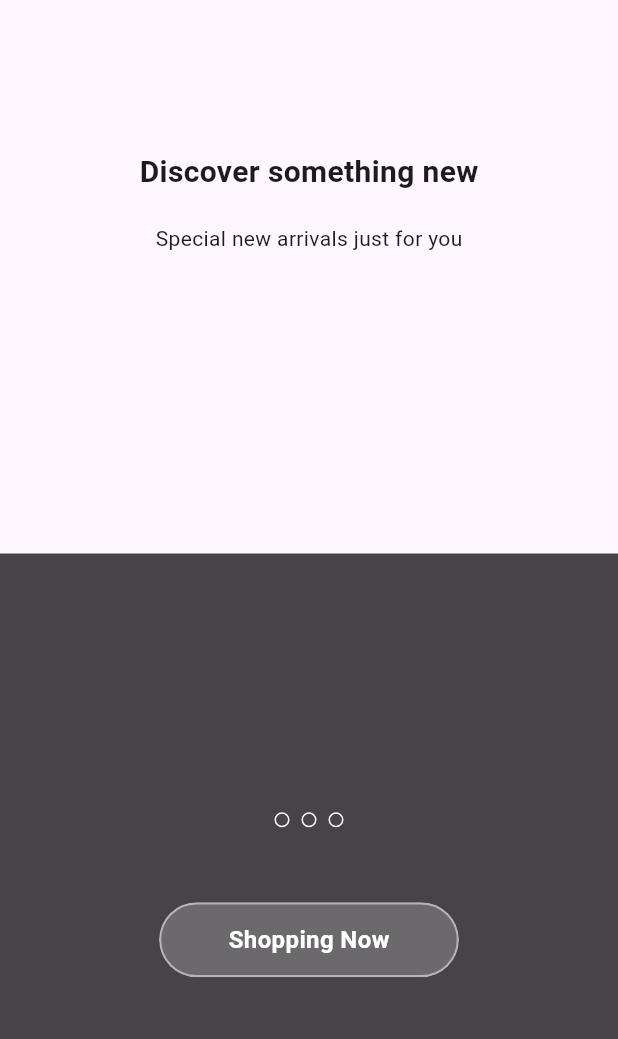
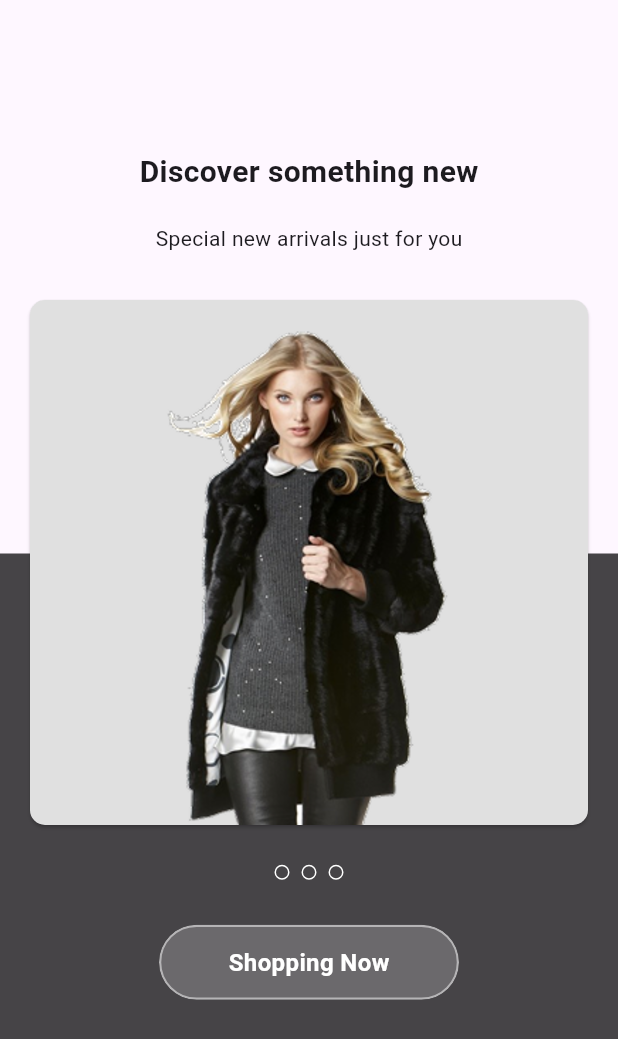
Before and after one commit to yousefmohamed35/FluxStore, a Flutter app: the screen it shows after launch, after a tap on "Get Started", on a phone screen of 412 x 824 dp. Shown: the top 1039 px of the screen. Run offline on Flutter 3.47's test engine with Material 3 defaults, Android fonts, the phone set to English and light mode, and no system bars; our stand-ins replace animate_do, flutter_bloc, get_it, go_router, shared_preferences.

Commit message:
create custom intro item

```diff
--- a/lib/core/utils/app_image.dart
+++ b/lib/core/utils/app_image.dart
@@ -1,3 +1,4 @@
 abstract class AppImage {
   static String welcomeImage = "assets/image/welcome.png";
+  static String intro1 = "assets/image/intro1.png";
 }
--- /dev/null
+++ b/lib/features/introduction/presentation/view/widgets/custom_intro_item.dart
@@ -0,0 +1,30 @@
+import 'package:flutter/material.dart';
+import 'package:fluxstore/core/utils/app_image.dart';
+
+class CustomIntroItem extends StatelessWidget {
+  const CustomIntroItem({
+    super.key,
+  });
+
+  @override
+  Widget build(BuildContext context) {
+    return SizedBox(
+      height: 350,
+      width: 100,
+      child: Card(
+        color: Colors.grey.shade300,
+        shape: RoundedRectangleBorder(
+          borderRadius: BorderRadius.all(Radius.circular(10)),
+        ),
+        margin: EdgeInsets.symmetric(horizontal: 20),
+        child: Container(
+          padding: EdgeInsets.only(top: 20),
+          child: Image.asset(
+            AppImage.intro1,
+            filterQuality: FilterQuality.high,
+          ),
+        ),
+      ),
+    );
+  }
+}
--- a/lib/features/introduction/presentation/view/widgets/custom_under_half_intro_view.dart
+++ b/lib/features/introduction/presentation/view/widgets/custom_under_half_intro_view.dart
@@ -13,13 +13,14 @@ class CustomUnderHalfIntroView extends StatelessWidget {
       child: Column(
         mainAxisAlignment: MainAxisAlignment.center,
         children: [
+          SizedBox(height: 50),
           Row(
             mainAxisAlignment: MainAxisAlignment.center,
             children: List.generate(3, (context) {
               return DotIndicator();
             }),
           ),
-          SizedBox(height: 50),
+          SizedBox(height: 30),
           CustomButton(onTap: () {}, text: 'Shopping Now'),
         ],
       ),
--- a/lib/features/introduction/presentation/view/widgets/intro_view_body.dart
+++ b/lib/features/introduction/presentation/view/widgets/intro_view_body.dart
@@ -1,23 +1,33 @@
 import 'package:flutter/material.dart';
 import 'package:fluxstore/core/utils/styles.dart';
+import 'package:fluxstore/features/introduction/presentation/view/widgets/custom_intro_item.dart';
 import 'package:fluxstore/features/introduction/presentation/view/widgets/custom_under_half_intro_view.dart';
 
 class IntroViewBody extends StatelessWidget {
-  const IntroViewBody({
-    super.key,
-  });
+  const IntroViewBody({super.key});
 
   @override
   Widget build(BuildContext context) {
-    return Column(
+    return Stack(
       children: [
-        SizedBox(height: 100),
-        Text('Discover something new', style: Styles.textStyle20),
-        SizedBox(height: 20),
-        Text('Special new arrivals just for you', style: Styles.textStyle14),
-        SizedBox(height: 200),
-        Expanded(
-          child: CustomUnderHalfIntroView(),
+        Column(
+          children: [
+            SizedBox(height: 100),
+            Text('Discover something new', style: Styles.textStyle20),
+            SizedBox(height: 20),
+            Text(
+              'Special new arrivals just for you',
+              style: Styles.textStyle14,
+            ),
+            SizedBox(height: 200),
+            Expanded(child: CustomUnderHalfIntroView()),
+          ],
+        ),
+        Positioned(
+          top: 200,
+          right: 0,
+          left: 0,
+          child: CustomIntroItem(),
         ),
       ],
     );
```
Also changed, not shown: assets/image/intro1.png (added).
